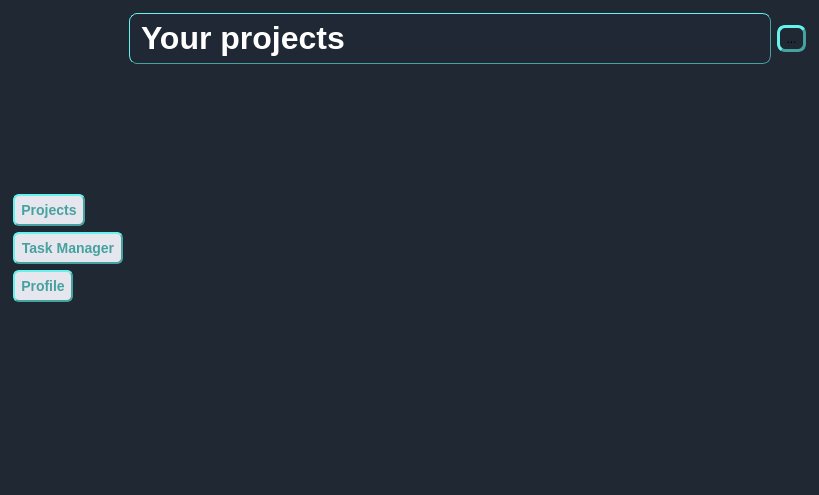
Old version of the form ui/MainWindowProjects.ui in the repository kiozet/TaskManagerWithAI.
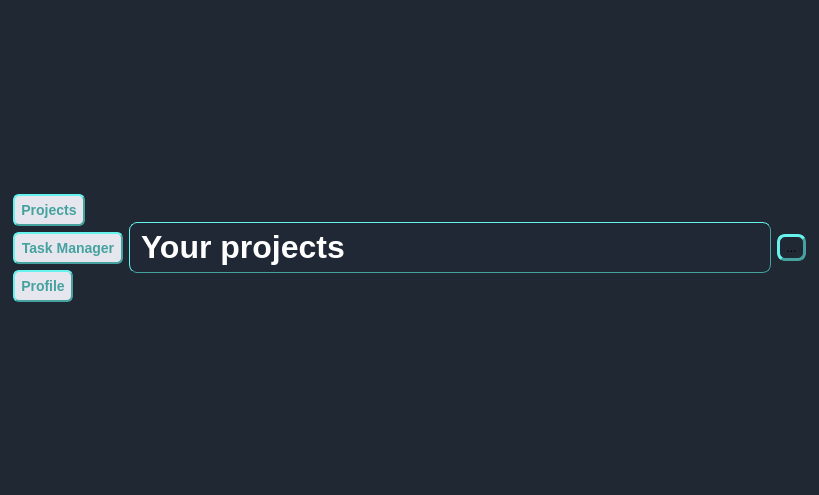
New version of the form. Icons and pictures are not drawn.

Commit message: Fuck go back

What changed in the file:
```diff
--- a/ui/MainWindowProjects.ui
+++ b/ui/MainWindowProjects.ui
@@ -262,19 +262,6 @@
          </item>
         </layout>
        </item>
-       <item>
-        <spacer name="verticalSpacer_3">
-         <property name="orientation">
-          <enum>Qt::Vertical</enum>
-         </property>
-         <property name="sizeHint" stdset="0">
-          <size>
-           <width>20</width>
-           <height>40</height>
-          </size>
-         </property>
-        </spacer>
-       </item>
       </layout>
      </item>
      <item>
```
